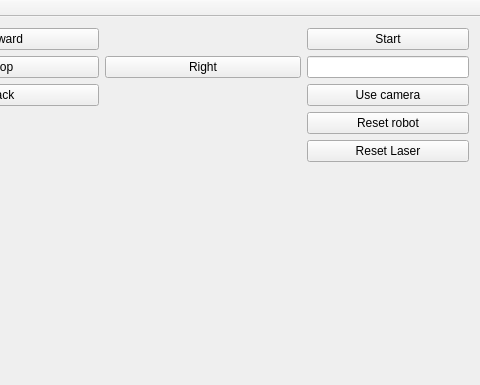
The window that demoRMR/mainwindow.ui (Bororo25/RMR) describes before a commit, drawn with Qt 5; both pictures show x 310 to 790 and y 0 to 385 of the 790 by 614 pixel window.
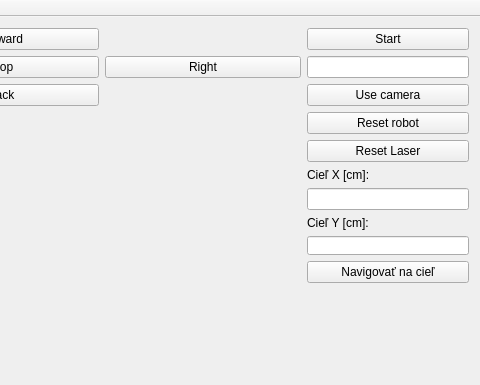
The same window after the commit.

Patch:
```diff
--- a/demoRMR/mainwindow.ui
+++ b/demoRMR/mainwindow.ui
@@ -182,6 +182,40 @@
         </property>
        </widget>
       </item>
+      <item>
+       <widget class="QLabel" name="label_goalX">
+        <property name="text">
+         <string>Cieľ X [cm]:</string>
+        </property>
+       </widget>
+      </item>
+      <item>
+       <widget class="QLineEdit" name="lineEdit_goalX"/>
+      </item>
+      <item>
+       <widget class="QLabel" name="label_goalY">
+        <property name="text">
+         <string>Cieľ Y [cm]:</string>
+        </property>
+       </widget>
+      </item>
+      <item>
+       <widget class="QLineEdit" name="lineEdit_goalY">
+        <property name="maximumSize">
+         <size>
+          <width>16777215</width>
+          <height>19</height>
+         </size>
+        </property>
+       </widget>
+      </item>
+      <item>
+       <widget class="QPushButton" name="pushButton_goToGoal">
+        <property name="text">
+         <string>Navigovať na cieľ</string>
+        </property>
+       </widget>
+      </item>
       <item>
        <spacer name="verticalSpacer">
         <property name="orientation">
```
Left out of the diff: 126 changed lines with no effect on the pictures.
